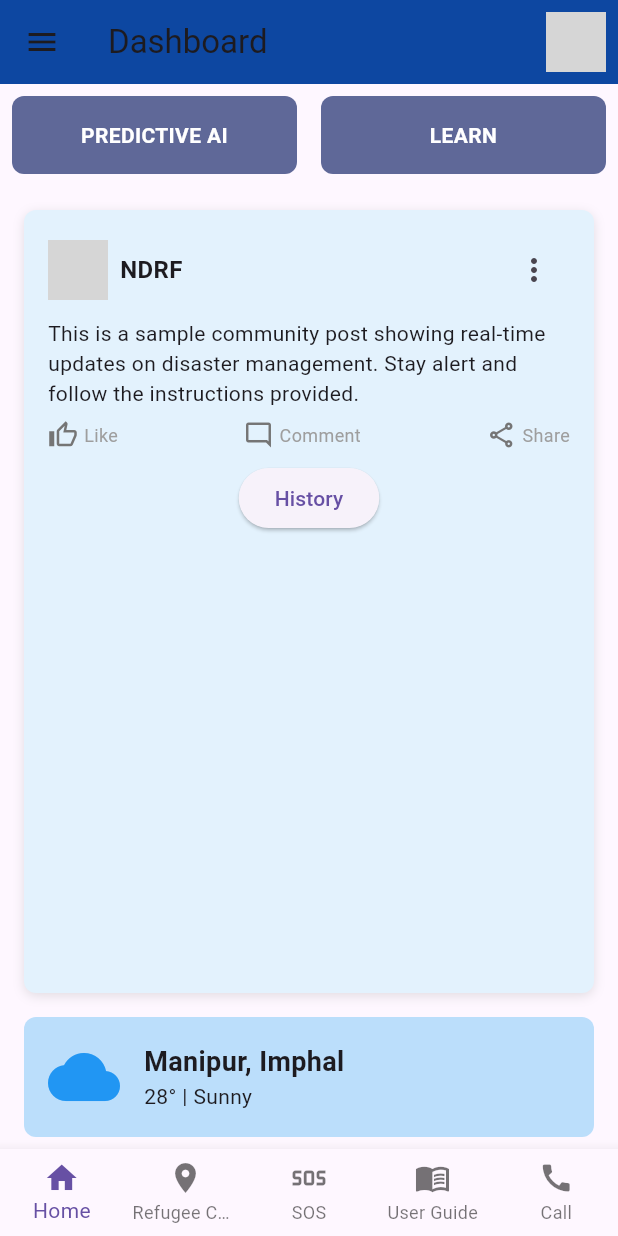
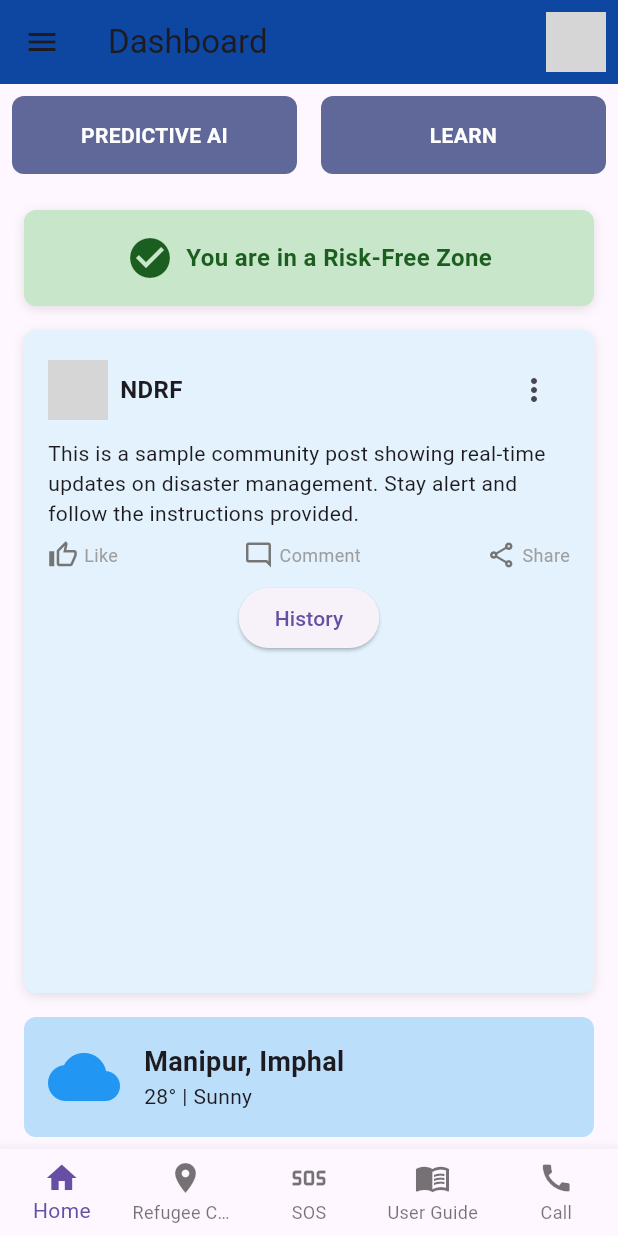
Before and after one commit to she-codes3298/D_M_, a Flutter app: the screen it shows after launch, on a phone screen of 412 x 824 dp. Run offline on Flutter 3.47's test engine with Material 3 defaults, Android fonts, the light colour scheme and no system bars; network calls fail; grey boxes are pictures that could not be loaded.

Commit message:
added a stateful widget,stating riskfree/riskprone

```diff
--- a/lib/app/modules/civilian_dashboard/views/civilian_dashboard_view.dart
+++ b/lib/app/modules/civilian_dashboard/views/civilian_dashboard_view.dart
@@ -4,11 +4,22 @@ import 'package:d_m/app/common/widgets/common_scaffold.dart'; // Adjust your imp
 class CivilianDashboardView extends StatelessWidget {
   const CivilianDashboardView({Key? key}) : super(key: key);
 
+  // Dummy function to check if the user is in a risk-free zone
+  bool isRiskFree() {
+    // This can later be replaced with real-time API data
+    return DateTime.now().second % 2 == 0; // Example: Changes every second
+  }
+
   @override
   Widget build(BuildContext context) {
-    // Example Figma colors (update as needed)
     final Color accentColor = const Color(0xFF5F6898); // Updated Accent Color
     final Color communityBackground = const Color(0xFFE3F2FD); // Light Blue
+
+    // Determine the risk status dynamically
+    bool riskFree = isRiskFree();
+    Color riskCardColor = riskFree ? Colors.green[100]! : Colors.red[100]!;
+    String riskText = riskFree ? "You are in a Risk-Free Zone" : "You are in a High-Risk Zone!";
+    Color riskTextColor = riskFree ? Colors.green[900]! : Colors.red[900]!;
 
     return CommonScaffold(
       title: 'Dashboard',
@@ -35,11 +46,47 @@ class CivilianDashboardView extends StatelessWidget {
               ],
             ),
             const SizedBox(height: 8),
-            // COMMUNITY SECTION (Post with reaction options and history button)
+
+            // RISK STATUS SECTION
+            Container(
+              margin: const EdgeInsets.symmetric(horizontal: 16.0, vertical: 8.0),
+              padding: const EdgeInsets.all(16.0),
+              decoration: BoxDecoration(
+                color: riskCardColor,
+                borderRadius: BorderRadius.circular(8.0),
+                boxShadow: [
+                  BoxShadow(
+                    color: Colors.grey.withOpacity(0.3),
+                    blurRadius: 6,
+                    offset: const Offset(0, 2),
+                  )
+                ],
+              ),
+              child: Row(
+                mainAxisAlignment: MainAxisAlignment.center,
+                children: [
+                  Icon(
+                    riskFree ? Icons.check_circle : Icons.warning,
+                    color: riskTextColor,
+                    size: 32,
+                  ),
+                  const SizedBox(width: 8),
+                  Text(
+                    riskText,
+                    style: TextStyle(
+                      color: riskTextColor,
+                      fontWeight: FontWeight.bold,
+                      fontSize: 16,
+                    ),
+                  ),
+                ],
+              ),
+            ),
+
+            // COMMUNITY SECTION
             Expanded(
               child: Container(
-                margin:
-                const EdgeInsets.symmetric(horizontal: 16.0, vertical: 8.0),
+                margin: const EdgeInsets.symmetric(horizontal: 16.0, vertical: 8.0),
                 padding: const EdgeInsets.all(16.0),
                 decoration: BoxDecoration(
                   color: communityBackground,
@@ -59,14 +106,12 @@ class CivilianDashboardView extends StatelessWidget {
                     Row(
                       children: [
                         const CircleAvatar(
-                          backgroundImage:
-                          NetworkImage('https://via.placeholder.com/150'),
+                          backgroundImage: NetworkImage('https://via.placeholder.com/150'),
                         ),
                         const SizedBox(width: 8),
                         const Text(
                           'NDRF',
-                          style: TextStyle(
-                              fontWeight: FontWeight.bold, fontSize: 16),
+                          style: TextStyle(fontWeight: FontWeight.bold, fontSize: 16),
                         ),
                         const Spacer(),
                         IconButton(
@@ -88,12 +133,9 @@ class CivilianDashboardView extends StatelessWidget {
                     Row(
                       mainAxisAlignment: MainAxisAlignment.spaceBetween,
                       children: [
-                        _buildReactionIcon(
-                            icon: Icons.thumb_up_alt_outlined, label: 'Like'),
-                        _buildReactionIcon(
-                            icon: Icons.mode_comment_outlined, label: 'Comment'),
-                        _buildReactionIcon(
-                            icon: Icons.share_outlined, label: 'Share'),
+                        _buildReactionIcon(icon: Icons.thumb_up_alt_outlined, label: 'Like'),
+                        _buildReactionIcon(icon: Icons.mode_comment_outlined, label: 'Comment'),
+                        _buildReactionIcon(icon: Icons.share_outlined, label: 'Share'),
                       ],
                     ),
                     const SizedBox(height: 8),
@@ -110,10 +152,10 @@ class CivilianDashboardView extends StatelessWidget {
                 ),
               ),
             ),
+
             // WEATHER CARD
             Container(
-              margin:
-              const EdgeInsets.symmetric(horizontal: 16.0, vertical: 8.0),
+              margin: const EdgeInsets.symmetric(horizontal: 16.0, vertical: 8.0),
               padding: const EdgeInsets.all(16.0),
               decoration: BoxDecoration(
                 color: Colors.blue[100],
@@ -128,8 +170,7 @@ class CivilianDashboardView extends StatelessWidget {
                     children: const [
                       Text(
                         'Manipur, Imphal',
-                        style: TextStyle(
-                            fontSize: 18, fontWeight: FontWeight.bold),
+                        style: TextStyle(fontSize: 18, fontWeight: FontWeight.bold),
                       ),
                       Text('28° | Sunny'),
                     ],
@@ -165,8 +206,7 @@ class CivilianDashboardView extends StatelessWidget {
           child: Center(
             child: Text(
               title,
-              style:
-              const TextStyle(color: Colors.white, fontWeight: FontWeight.bold),
+              style: const TextStyle(color: Colors.white, fontWeight: FontWeight.bold),
               textAlign: TextAlign.center,
             ),
           ),
```
